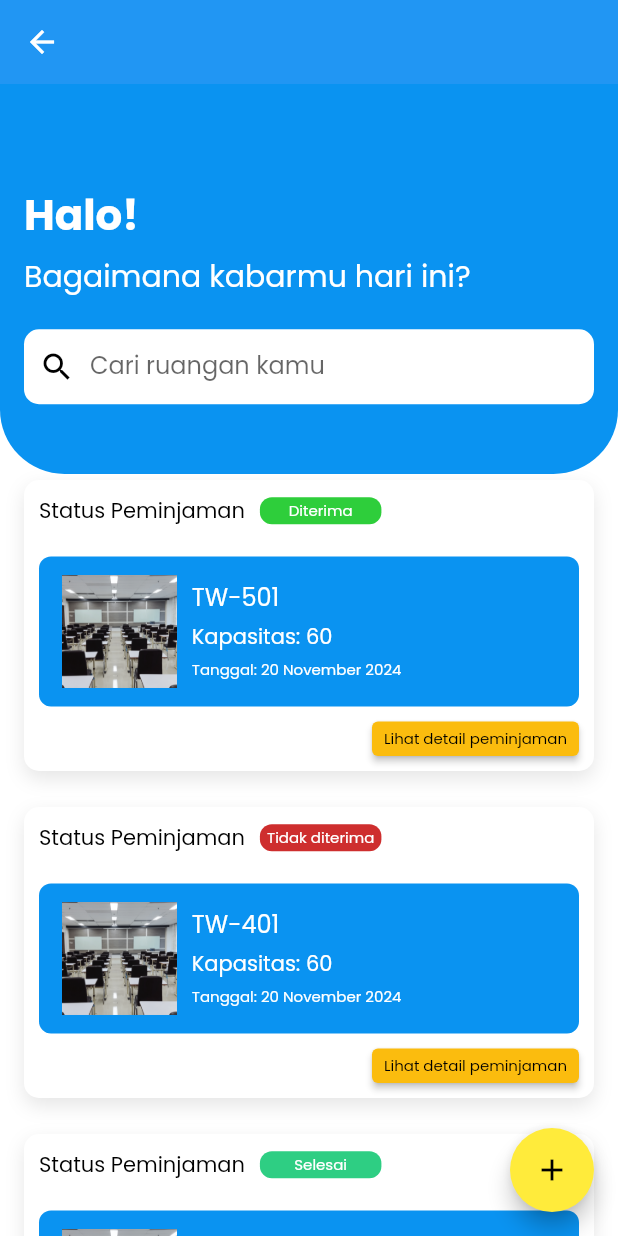
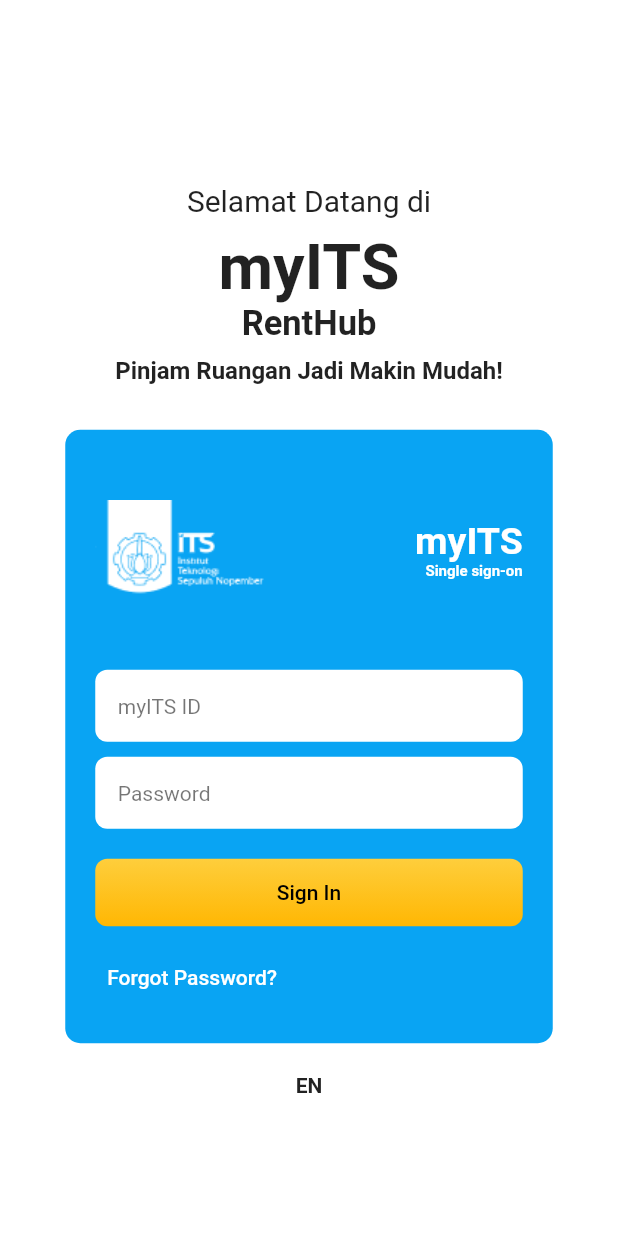
Before and after one commit to HyggeHalcyon/FP-Mobile-Programming, a Flutter app: the screen it shows after launch, after a tap on "START", on a phone screen of 412 x 824 dp. Run offline on Flutter 3.47's test engine with Material 2 defaults, Android fonts, the phone set to English and light mode, and no system bars.

Commit message:
feat : added login page

```diff
--- a/lib/home.dart
+++ b/lib/home.dart
@@ -30,9 +30,7 @@
                       color: Colors.white,
                       child: Padding(
                         padding: EdgeInsets.only(
-                          top: isDesktop
-                              ? 280
-                              : 240, // Jarak dari atas ditingkatkan
+                          top: isDesktop ? 280 : 200, // Adjust top padding
                           bottom: 20,
                         ),
                         child: Center(
@@ -62,7 +60,7 @@
                 left: 0,
                 right: 0,
                 child: Container(
-                  height: isDesktop ? 280 : 260,
+                  height: isDesktop ? 280 : 200,
                   width: double.infinity,
                   decoration: const ShapeDecoration(
                     color: Color.fromARGB(255, 10, 147, 241),
@@ -77,39 +75,72 @@
                     padding: EdgeInsets.symmetric(
                       horizontal: isDesktop ? 100 : 16,
                     ),
-                    child: Column(
+                    child: LayoutBuilder(
+                      builder: (context, constraints) {
+                        double screenWidth = constraints.maxWidth;
+                        bool isSmallScreen = screenWidth < 600;
+
+                        return Column(
                           crossAxisAlignment: CrossAxisAlignment.start,
                           mainAxisAlignment: MainAxisAlignment.center,
                           children: [
-                        const SizedBox(height: 20), // Tambahkan jarak dari atas
-                        const Text(
+                            const SizedBox(height: 20),
+                            Row(
+                              mainAxisAlignment: MainAxisAlignment.spaceBetween,
+                              crossAxisAlignment: CrossAxisAlignment.center,
+                              children: [
+                                // Greeting Text
+                                Expanded(
+                                  child: Column(
+                                    crossAxisAlignment:
+                                        CrossAxisAlignment.start,
+                                    children: [
+                                      Text(
                                         'Halo!',
                                         style: TextStyle(
                                           color: Colors.white,
-                            fontSize: 28,
+                                          fontSize: isSmallScreen ? 20 : 28,
                                           fontFamily: 'Poppins',
                                           fontWeight: FontWeight.w700,
                                         ),
                                       ),
                                       const SizedBox(height: 5),
-                        const Text(
+                                      Text(
                                         'Bagaimana kabarmu hari ini?',
                                         style: TextStyle(
                                           color: Colors.white,
-                            fontSize: 20,
+                                          fontSize: isSmallScreen ? 16 : 20,
                                           fontFamily: 'Poppins',
                                           fontWeight: FontWeight.w500,
                                         ),
                                       ),
+                                    ],
+                                  ),
+                                ),
+                                const SizedBox(
+                                    width: 10), // Space between text and avatar
+                                // Avatar
+                                CircleAvatar(
+                                  radius: isSmallScreen
+                                      ? 20
+                                      : 30, // Responsive size
+                                  backgroundColor: Colors.white,
+                                  backgroundImage:
+                                      const AssetImage('assets/profile.jpg'),
+                                ),
+                              ],
+                            ),
                             const SizedBox(height: 20),
+                            // Search Bar
                             Container(
                               width: double.infinity,
                               height: 50,
-                          padding: const EdgeInsets.symmetric(horizontal: 10),
+                              padding:
+                                  const EdgeInsets.symmetric(horizontal: 10),
                               decoration: ShapeDecoration(
                                 color: Colors.white,
                                 shape: RoundedRectangleBorder(
-                              borderRadius: BorderRadius.circular(10),
+                                  borderRadius: BorderRadius.circular(20),
                                 ),
                               ),
                               child: Row(
@@ -125,12 +156,13 @@
                                         hintText: 'Cari ruangan kamu',
                                         hintStyle: TextStyle(
                                           color: Colors.black.withOpacity(0.6),
-                                      fontSize: 16,
+                                          fontSize: isSmallScreen ? 14 : 16,
                                           fontFamily: 'Poppins',
                                           fontWeight: FontWeight.w500,
                                         ),
                                         border: InputBorder.none,
-                                    contentPadding: const EdgeInsets.symmetric(
+                                        contentPadding:
+                                            const EdgeInsets.symmetric(
                                                 vertical: 14),
                                       ),
                                     ),
@@ -139,6 +171,8 @@
                               ),
                             ),
                           ],
+                        );
+                      },
                     ),
                   ),
                 ),
@@ -147,7 +181,6 @@
           ),
           floatingActionButton: FloatingActionButton(
             onPressed: () {
-              // Aksi tombol tambah
               Navigator.push(
                 context,
                 MaterialPageRoute(builder: (context) => const FormCreatePage()),
@@ -283,8 +316,7 @@
                                   'Tanggal: $date',
                                   style: const TextStyle(
                                     color: Colors.white,
-                                    fontSize:
-                                        10, // Ukuran font dikecilkan menjadi 10
+                                    fontSize: 10,
                                     fontFamily: 'Poppins',
                                     fontWeight: FontWeight.w500,
                                   ),
--- a/lib/home_page.dart
+++ b/lib/home_page.dart
@@ -79,8 +79,8 @@
                   ),
                 ],
               ),
-              child: const Row(
-                children: [
+              child: Row(
+                children: const [
                   Icon(Icons.search, color: Colors.grey),
                   SizedBox(width: 10),
                   Expanded(
--- /dev/null
+++ b/lib/login.dart
@@ -0,0 +1,189 @@
+import 'package:flutter/material.dart';
+import 'package:its_rent_hub/home.dart';
+
+void main() {
+  runApp(const LoginPage());
+}
+
+class LoginPage extends StatelessWidget {
+  const LoginPage({Key? key}) : super(key: key);
+
+  @override
+  Widget build(BuildContext context) {
+    return MaterialApp(
+      debugShowCheckedModeBanner: false,
+      home: Scaffold(
+        backgroundColor: Colors.white,
+        body: Center(
+          child: SingleChildScrollView(
+            child: Column(
+              mainAxisAlignment: MainAxisAlignment.center,
+              children: [
+                const SizedBox(height: 30),
+                const Text(
+                  "Selamat Datang di",
+                  style: TextStyle(
+                    fontSize: 20,
+                  ),
+                ),
+                const SizedBox(height: 8),
+                Column(
+                  children: const [
+                    Text(
+                      "myITS",
+                      style: TextStyle(
+                        fontSize: 42,
+                        fontWeight: FontWeight.w700,
+                      ),
+                    ),
+                    Text(
+                      "RentHub",
+                      style: TextStyle(
+                        fontSize: 23,
+                        fontWeight: FontWeight.w700,
+                      ),
+                    ),
+                  ],
+                ),
+                const SizedBox(height: 8),
+                const Text(
+                  "Pinjam Ruangan Jadi Makin Mudah!",
+                  style: TextStyle(
+                    fontSize: 16,
+                    fontWeight: FontWeight.w700,
+                  ),
+                ),
+                const SizedBox(height: 30),
+                Container(
+                  padding: const EdgeInsets.symmetric(
+                      horizontal: 20), // Outer padding
+                  child: Container(
+                    width: 325,
+                    padding: const EdgeInsets.all(20),
+                    decoration: BoxDecoration(
+                      color: const Color(0xff09a4f3),
+                      borderRadius: BorderRadius.circular(10),
+                    ),
+                    child: Column(
+                      crossAxisAlignment: CrossAxisAlignment.start,
+                      children: [
+                        Row(
+                          children: [
+                            Image.asset(
+                              "assets/logo_its.png",
+                              width: 120,
+                              height: 120,
+                            ),
+                            const Spacer(),
+                            Column(
+                              crossAxisAlignment: CrossAxisAlignment.end,
+                              children: const [
+                                Text(
+                                  "myITS",
+                                  style: TextStyle(
+                                    fontSize: 25,
+                                    fontWeight: FontWeight.w700,
+                                    color: Colors.white,
+                                  ),
+                                ),
+                                Text(
+                                  "Single sign-on",
+                                  style: TextStyle(
+                                    fontSize: 10,
+                                    fontWeight: FontWeight.w700,
+                                    color: Colors.white,
+                                  ),
+                                ),
+                              ],
+                            ),
+                          ],
+                        ),
+                        const SizedBox(height: 20),
+                        _buildTextField(label: "myITS ID"),
+                        const SizedBox(height: 10),
+                        _buildTextField(label: "Password", isPassword: true),
+                        const SizedBox(height: 20),
+                        Container(
+                          width: double.infinity,
+                          height: 45,
+                          decoration: BoxDecoration(
+                            borderRadius: BorderRadius.circular(8),
+                            gradient: const LinearGradient(
+                              colors: [Color(0xfffece3c), Color(0xffffb703)],
+                              begin: Alignment.topCenter,
+                              end: Alignment.bottomCenter,
+                            ),
+                          ),
+                          child: TextButton(
+                            onPressed: () {
+                              Navigator.push(
+                                context,
+                                MaterialPageRoute(
+                                    builder: (context) => const HomePage1()),
+                              );
+                            },
+                            child: const Text(
+                              "Sign In",
+                              style: TextStyle(
+                                fontSize: 14,
+                                color: Colors.black,
+                              ),
+                            ),
+                          ),
+                        ),
+                        const SizedBox(height: 10),
+                        Align(
+                          alignment: Alignment.centerLeft,
+                          child: TextButton(
+                            onPressed: () {
+                              // Belom ada Forgot Password Page
+                            },
+                            child: const Text(
+                              "Forgot Password?",
+                              style: TextStyle(
+                                fontSize: 14,
+                                color: Colors.white,
+                              ),
+                            ),
+                          ),
+                        ),
+                      ],
+                    ),
+                  ),
+                ),
+                const SizedBox(height: 20),
+                const Text(
+                  "EN",
+                  style: TextStyle(
+                    fontSize: 14,
+                    fontWeight: FontWeight.w700,
+                  ),
+                ),
+              ],
+            ),
+          ),
+        ),
+      ),
+    );
+  }
+
+  Widget _buildTextField({required String label, bool isPassword = false}) {
+    return TextField(
+      obscureText: isPassword,
+      decoration: InputDecoration(
+        filled: true,
+        fillColor: Colors.white,
+        hintText: label,
+        hintStyle: const TextStyle(
+          fontSize: 14,
+          color: Colors.black54,
+        ),
+        contentPadding: const EdgeInsets.symmetric(horizontal: 15),
+        border: OutlineInputBorder(
+          borderRadius: BorderRadius.circular(8),
+          borderSide: BorderSide.none,
+        ),
+      ),
+    );
+  }
+}
--- a/lib/main.dart
+++ b/lib/main.dart
@@ -4,6 +4,7 @@
 import 'package:its_rent_hub/manage_room_details.dart';
 import 'package:its_rent_hub/room_details.dart';
 import 'package:its_rent_hub/welcome_page.dart';
+import 'package:its_rent_hub/login.dart';
 
 void main() {
   runApp(const MyApp());
@@ -19,6 +20,7 @@
       initialRoute: '/',
       routes: {
         '/': (context) => const WelcomePage(),
+        '/login': (context) => const LoginPage(),
         '/home': (context) => const HomePage1(),
         '/form': (context) => const FormCreatePage(),
         '/roomDetails': (context) => const RoomDetailsPage(),
--- a/lib/manage_room_details.dart
+++ b/lib/manage_room_details.dart
@@ -31,9 +31,9 @@
                     bottomRight: Radius.circular(16),
                   ),
                 ),
-                child: const Column(
+                child: Column(
                   crossAxisAlignment: CrossAxisAlignment.start,
-                  children: [
+                  children: const [
                     Text(
                       "Research Center",
                       style: TextStyle(
--- a/lib/welcome_page.dart
+++ b/lib/welcome_page.dart
@@ -1,4 +1,4 @@
-import 'package:its_rent_hub/home.dart';
+import 'package:its_rent_hub/login.dart';
 import 'package:flutter/material.dart';
 
 class WelcomePage extends StatelessWidget {
@@ -73,7 +73,7 @@
                     Navigator.push(
                       context,
                       MaterialPageRoute(
-                          builder: (context) => const HomePage1()),
+                          builder: (context) => const LoginPage()),
                     );
                   },
                   style: ElevatedButton.styleFrom(
```
Also changed, not shown: lib/form_create.dart (+49 -14 lines), lib/room_details.dart (+11 -3 lines), pubspec.yaml (+8 -9 lines), assets/logo_its.png (added), pubspec.lock. Lines whose indentation alone changed are shown as unchanged.
